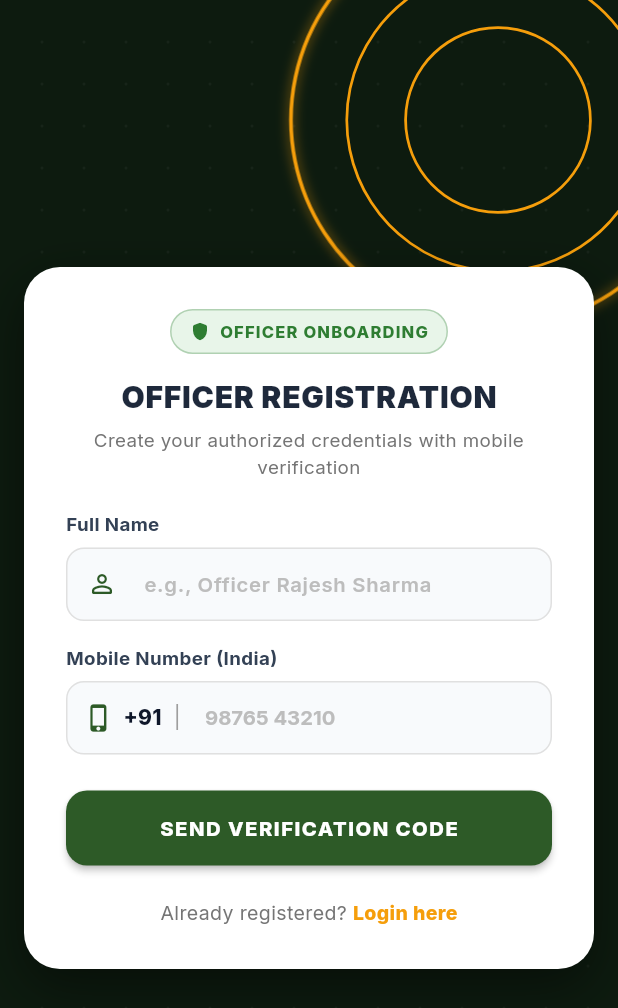
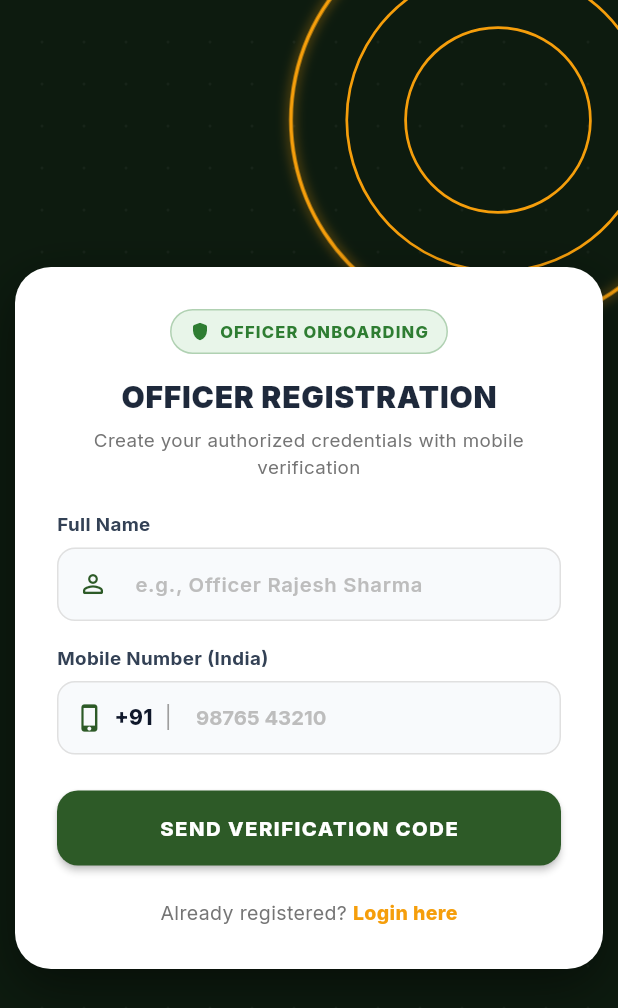
Before and after one commit to dy506214-ux/Al-Based-Fake-Identity-Document-Screening-System, a Flutter app: the RegisterScreen screen opened by its route, on a phone screen of 412 x 824 dp. Shown: the top 1008 px of the screen. Run offline on Flutter 3.47's test engine with Material 3 defaults, Android fonts, the phone set to English and light mode, and no system bars; our stand-ins replace camera, dio, flutter_riverpod, flutter_secure_storage, go_router, google_fonts and 1 more; accounts and stored records are empty.

Commit message:
fix(register): optimize 320px ultra-compact mobile layout and test coverage

```diff
--- a/lib/features/authentication/presentation/register_screen.dart
+++ b/lib/features/authentication/presentation/register_screen.dart
@@ -163,7 +163,7 @@ class _RegisterScreenState extends ConsumerState<RegisterScreen>
   Widget build(BuildContext context) {
     final screenSize = MediaQuery.of(context).size;
     final isCompact = screenSize.width < 380;
-    final cardWidth = math.min(screenSize.width - 32.0, 430.0);
+    final cardWidth = math.min(screenSize.width - 20.0, 430.0);
 
     return Scaffold(
       backgroundColor: const Color(0xFF0D1B0F), // Dark tactical green background
@@ -196,7 +196,7 @@ class _RegisterScreenState extends ConsumerState<RegisterScreen>
           SafeArea(
             child: Center(
               child: SingleChildScrollView(
-                padding: const EdgeInsets.symmetric(horizontal: 16, vertical: 20),
+                padding: const EdgeInsets.symmetric(horizontal: 10, vertical: 16),
                 child: Container(
                   width: cardWidth,
                   decoration: BoxDecoration(
@@ -210,7 +210,7 @@ class _RegisterScreenState extends ConsumerState<RegisterScreen>
                       ),
                     ],
                   ),
-                  padding: EdgeInsets.all(isCompact ? 20 : 28),
+                  padding: EdgeInsets.all(isCompact ? 16 : 28),
                   child: Column(
                     mainAxisSize: MainAxisSize.min,
                     children: [
@@ -472,8 +472,9 @@ class _RegisterScreenState extends ConsumerState<RegisterScreen>
                       const SizedBox(height: 22),
 
                       // Footer link back to Login
-                      Row(
-                        mainAxisAlignment: MainAxisAlignment.center,
+                      Wrap(
+                        alignment: WrapAlignment.center,
+                        crossAxisAlignment: WrapCrossAlignment.center,
                         children: [
                           Text(
                             'Already registered? ',
```
Also changed, not shown: 1 other file.
